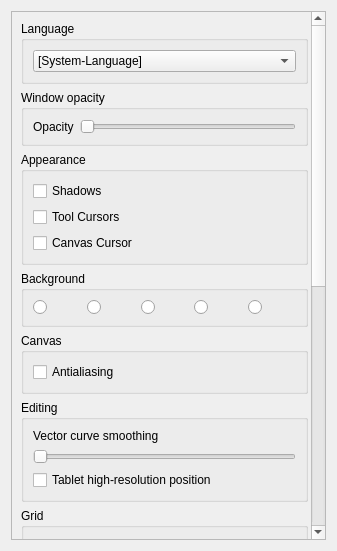
Before: the Qt Designer form app/ui/generalpage.ui in MrStevns/pencil, drawn with Qt 5.
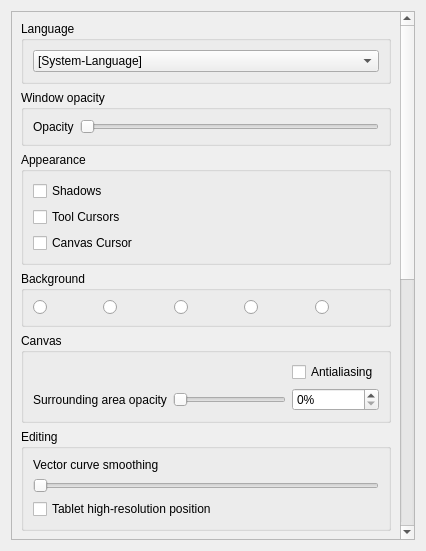
After: the same form once the commit is applied.

Commit message: feat: Implement ability to set opacity for the outer canvas area

Diff of the .ui file:
```diff
--- a/app/ui/generalpage.ui
+++ b/app/ui/generalpage.ui
@@ -6,7 +6,7 @@
    <rect>
     <x>0</x>
     <y>0</y>
-    <width>337</width>
+    <width>426</width>
     <height>551</height>
    </rect>
   </property>
@@ -26,9 +26,9 @@
       <property name="geometry">
        <rect>
         <x>0</x>
-        <y>-407</y>
-        <width>314</width>
-        <height>932</height>
+        <y>0</y>
+        <width>385</width>
+        <height>1090</height>
        </rect>
       </property>
       <layout class="QVBoxLayout" name="lay">
@@ -162,7 +162,37 @@
           <string comment="GroupBox title in Preference">Canvas</string>
          </property>
          <layout class="QGridLayout" name="displayLayout">
-          <item row="0" column="0">
+          <item row="1" column="0">
+           <widget class="QLabel" name="canvasPassepartoutLabel">
+            <property name="text">
+             <string>Surrounding area opacity</string>
+            </property>
+            <property name="wordWrap">
+             <bool>true</bool>
+            </property>
+           </widget>
+          </item>
+          <item row="1" column="2">
+           <widget class="QSpinBox" name="canvasPassepartoutSpinbox">
+            <property name="suffix">
+             <string>%</string>
+            </property>
+            <property name="maximum">
+             <number>100</number>
+            </property>
+           </widget>
+          </item>
+          <item row="1" column="1">
+           <widget class="QSlider" name="canvasPassepartoutSlider">
+            <property name="maximum">
+             <number>100</number>
+            </property>
+            <property name="orientation">
+             <enum>Qt::Orientation::Horizontal</enum>
+            </property>
+           </widget>
+          </item>
+          <item row="0" column="2">
            <widget class="QCheckBox" name="antialiasingBox">
             <property name="text">
              <string>Antialiasing</string>
```
Left out of the diff: 20 changed lines with no effect on the pictures. The commit also changes 8 other files.
